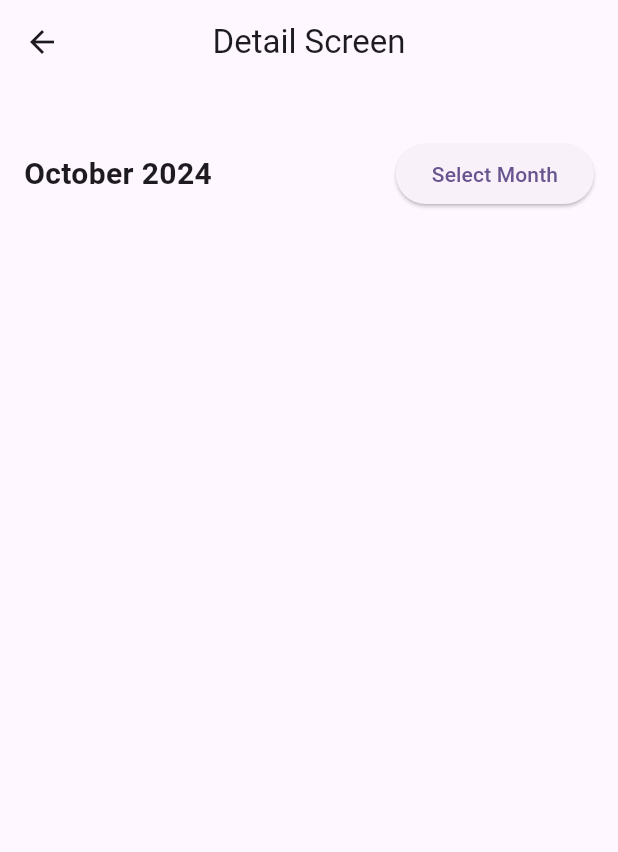
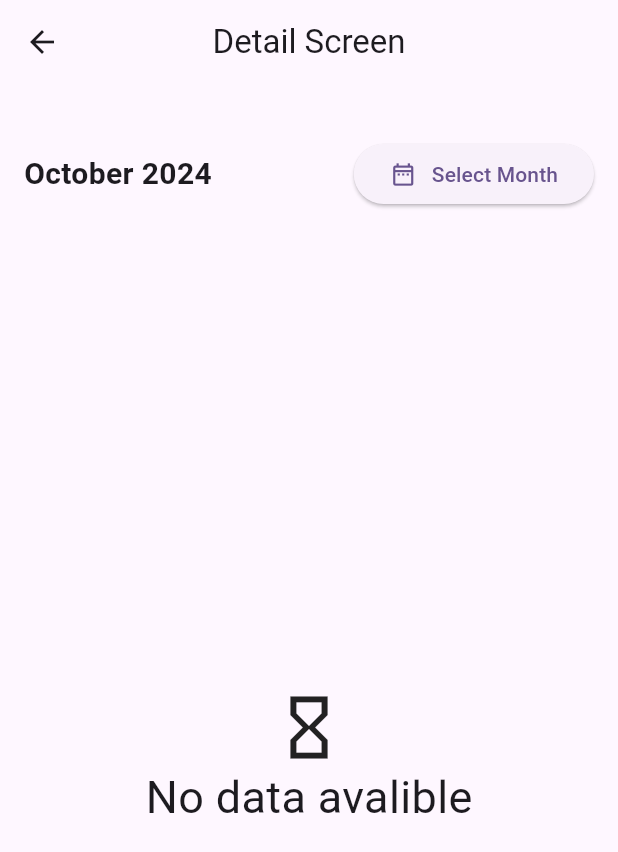
Before and after one commit to SeeJk0714/MOB-Group-Project---Expense-Tracking-App, a Flutter app: the DetailScreen screen opened directly with empty values, on a phone screen of 412 x 824 dp. Shown: the top 852 px of the screen. Run offline on Flutter 3.47's test engine with Material 3 defaults, Android fonts, the phone set to English and light mode, and no system bars; our stand-ins replace cloud_firestore, delightful_toast, firebase_auth, firebase_core, firebase_storage, fl_chart and 4 more; missing offline and left inert: month_year_picker; accounts and stored records are empty.

Commit message:
update dev

```diff
--- a/lib/screens/detail_screen.dart
+++ b/lib/screens/detail_screen.dart
@@ -68,21 +68,42 @@ class _DetailScreenState extends State<DetailScreen> {
     );
   }
 
-
+  Widget _buildNoDataMessage() {
+    return const Center(
+      child: Column(
+        mainAxisAlignment: MainAxisAlignment.center,
+        children: [
+          SizedBox(
+            height: 300.0,
+          ),
+          Icon(
+            Icons.hourglass_empty_outlined,
+            size: 50.0,
+          ),
+          Text(
+            "No data avalible",
+            style: TextStyle(fontSize: 30.0),
+          )
+        ],
+      ),
+    );
+  }
 
   @override
   Widget build(BuildContext context) {
     // Filter tasks by the selected month and year
     final filteredTasks = widget.tasks.where((task) {
       final taskDate = task.date;
-      return taskDate.year == selectedDate.year && taskDate.month == selectedDate.month;
+      return taskDate.year == selectedDate.year &&
+          taskDate.month == selectedDate.month;
     }).toList();
 
     final groupedTasks = _groupTasksByDate(filteredTasks);
 
     // Sort dates in descending order
     List<String> sortedDates = groupedTasks.keys.toList()
-      ..sort((a, b) => DateFormat.yMMMMd().parse(b).compareTo(DateFormat.yMMMMd().parse(a)));
+      ..sort((a, b) =>
+          DateFormat.yMMMMd().parse(b).compareTo(DateFormat.yMMMMd().parse(a)));
 
     return Scaffold(
       appBar: AppBar(
@@ -100,7 +121,9 @@ class _DetailScreenState extends State<DetailScreen> {
               onDateChanged: _onDateChanged,
             ),
             const SizedBox(height: 20),
-            Expanded(
+            sortedDates.isEmpty
+                ? _buildNoDataMessage()
+                : Expanded(
                     child: ListView.builder(
                       itemCount: sortedDates.length,
                       itemBuilder: (context, index) {
@@ -108,10 +131,12 @@ class _DetailScreenState extends State<DetailScreen> {
                         List<Task> tasksForDate = groupedTasks[date]!;
 
                         double income = tasksForDate
-                      .where((task) => task.status.toLowerCase() == 'income')
+                            .where(
+                                (task) => task.status.toLowerCase() == 'income')
                             .fold(0.0, (sum, task) => sum + task.amount);
                         double expenses = tasksForDate
-                      .where((task) => task.status.toLowerCase() != 'income')
+                            .where(
+                                (task) => task.status.toLowerCase() != 'income')
                             .fold(0.0, (sum, task) => sum + task.amount);
                         double balance = income - expenses;
 
@@ -136,17 +161,21 @@ class _DetailScreenState extends State<DetailScreen> {
                                 children: [
                                   ListView.builder(
                                     shrinkWrap: true,
-                              physics: const NeverScrollableScrollPhysics(),
+                                    physics:
+                                        const NeverScrollableScrollPhysics(),
                                     itemCount: tasksForDate.length,
                                     itemBuilder: (context, index) {
                                       final task = tasksForDate[index];
 
-                                final backgroundColor = task.status.trim().toLowerCase() == 'income'
+                                      final backgroundColor =
+                                          task.status.trim().toLowerCase() ==
+                                                  'income'
                                               ? const Color(0xffCAA6A6)
                                               : const Color(0xfff8d7da);
 
                                       return Padding(
-                                  padding: const EdgeInsets.symmetric(vertical: 6, horizontal: 16),
+                                        padding: const EdgeInsets.symmetric(
+                                            vertical: 6, horizontal: 16),
                                         child: GestureDetector(
                                           onTap: () {
                                             _navigateToEdit(task.id!);
@@ -156,11 +185,14 @@ class _DetailScreenState extends State<DetailScreen> {
                                                 color:
                                                     backgroundColor, // Apply the background color here
                                                 borderRadius:
-                                              BorderRadius.circular(20.0)),
+                                                    BorderRadius.circular(
+                                                        20.0)),
                                             child: ListTile(
-                                        leading: Icon(_getIconForCategory(task.category)),
+                                              leading: Icon(_getIconForCategory(
+                                                  task.category)),
                                               title: Text(task.note),
-                                        subtitle: Text('RM ${task.amount.toStringAsFixed(2)} - ${task.status}'),
+                                              subtitle: Text(
+                                                  'RM ${task.amount.toStringAsFixed(2)} - ${task.status}'),
                                             ),
                                           ),
                                         ),
@@ -169,20 +201,26 @@ class _DetailScreenState extends State<DetailScreen> {
                                   ),
                                   const SizedBox(height: 8),
                                   Padding(
-                              padding: const EdgeInsets.symmetric(vertical: 6, horizontal: 16),
+                                    padding: const EdgeInsets.symmetric(
+                                        vertical: 6, horizontal: 16),
                                     child: Row(
-                                mainAxisAlignment: MainAxisAlignment.spaceBetween,
+                                      mainAxisAlignment:
+                                          MainAxisAlignment.spaceBetween,
                                       children: [
                                         const Text(
                                           "BALANCE:",
-                                    style: TextStyle(fontSize: 20, fontWeight: FontWeight.w500),
+                                          style: TextStyle(
+                                              fontSize: 20,
+                                              fontWeight: FontWeight.w500),
                                         ),
                                         Text(
                                           "RM ${balance.toStringAsFixed(2)}",
                                           style: TextStyle(
                                             fontSize: 20,
                                             fontWeight: FontWeight.bold,
-                                      color: balance >= 0 ? Colors.green : Colors.red,
+                                            color: balance >= 0
+                                                ? Colors.green
+                                                : Colors.red,
                                           ),
                                         ),
                                       ],
--- a/lib/screens/month_year_picker.dart
+++ b/lib/screens/month_year_picker.dart
@@ -1,5 +1,6 @@
 import 'package:flutter/material.dart';
 import 'package:intl/intl.dart';
+import 'package:month_year_picker/month_year_picker.dart';
 
 class MonthYearPicker extends StatelessWidget {
   final DateTime selectedDate;
@@ -12,12 +13,11 @@ class MonthYearPicker extends StatelessWidget {
   });
 
   Future<void> _selectMonthYear(BuildContext context) async {
-    DateTime? picked = await showDatePicker(
+    DateTime? picked = await showMonthYearPicker(
       context: context,
       initialDate: selectedDate,
       firstDate: DateTime(2000),
-      lastDate: DateTime(2100),
-      initialDatePickerMode: DatePickerMode.year,
+      lastDate: DateTime(2050),
     );
 
     if (picked != null && picked != selectedDate) {
@@ -36,7 +36,15 @@ class MonthYearPicker extends StatelessWidget {
         ),
         ElevatedButton(
           onPressed: () => _selectMonthYear(context),
-          child: const Text("Select Month"),
+          child: const Row(
+            children: [
+              Icon(Icons.date_range_outlined),
+              SizedBox(
+                width: 10.0,
+              ),
+              Text("Select Month"),
+            ],
+          ),
         ),
       ],
     );
```
Also changed, not shown: lib/screens/home_screen.dart (+17 -1 lines), lib/screens/user_profile_screen.dart (+37 -35 lines), 3 other files. Lines whose indentation alone changed are shown as unchanged.
